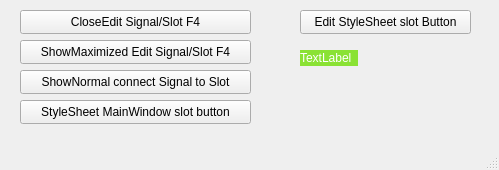
This is 02_SinaisESlots/mainwindow.ui in RRCampagnoli/Qt as Qt 5 draws it before an edit. The edited form follows.
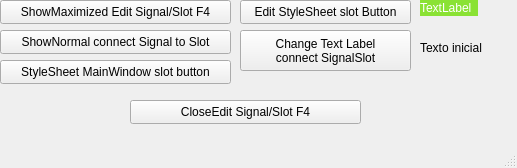
This is the edited form.

Commit message: Alterando texto com utilzação de botão e connect signal e slot

```diff
--- a/02_SinaisESlots/mainwindow.ui
+++ b/02_SinaisESlots/mainwindow.ui
@@ -6,8 +6,8 @@
    <rect>
     <x>0</x>
     <y>0</y>
-    <width>499</width>
-    <height>170</height>
+    <width>517</width>
+    <height>168</height>
    </rect>
   </property>
   <property name="windowTitle">
@@ -17,8 +17,8 @@
    <widget class="QPushButton" name="pushButton">
     <property name="geometry">
      <rect>
-      <x>20</x>
-      <y>10</y>
+      <x>130</x>
+      <y>100</y>
       <width>231</width>
       <height>24</height>
      </rect>
@@ -30,8 +30,8 @@
    <widget class="QPushButton" name="pushButton_2">
     <property name="geometry">
      <rect>
-      <x>300</x>
-      <y>10</y>
+      <x>240</x>
+      <y>0</y>
       <width>171</width>
       <height>24</height>
      </rect>
@@ -43,8 +43,8 @@
    <widget class="QLabel" name="label">
     <property name="geometry">
      <rect>
-      <x>300</x>
-      <y>50</y>
+      <x>420</x>
+      <y>0</y>
       <width>58</width>
       <height>16</height>
      </rect>
@@ -60,8 +60,8 @@
    <widget class="QPushButton" name="pushButton_3">
     <property name="geometry">
      <rect>
-      <x>20</x>
-      <y>70</y>
+      <x>0</x>
+      <y>30</y>
       <width>231</width>
       <height>24</height>
      </rect>
@@ -73,8 +73,8 @@
    <widget class="QPushButton" name="pushButton_4">
     <property name="geometry">
      <rect>
-      <x>20</x>
-      <y>100</y>
+      <x>0</x>
+      <y>60</y>
       <width>231</width>
       <height>24</height>
      </rect>
@@ -86,8 +86,8 @@
    <widget class="QPushButton" name="pushButton_5">
     <property name="geometry">
      <rect>
-      <x>20</x>
-      <y>40</y>
+      <x>0</x>
+      <y>0</y>
       <width>231</width>
       <height>24</height>
      </rect>
@@ -96,6 +96,33 @@
      <string>ShowMaximized Edit Signal/Slot F4</string>
     </property>
    </widget>
+   <widget class="QPushButton" name="bt_changeTextLabel">
+    <property name="geometry">
+     <rect>
+      <x>240</x>
+      <y>30</y>
+      <width>171</width>
+      <height>41</height>
+     </rect>
+    </property>
+    <property name="text">
+     <string>Change Text Label 
+connect SignalSlot</string>
+    </property>
+   </widget>
+   <widget class="QLabel" name="label_2">
+    <property name="geometry">
+     <rect>
+      <x>420</x>
+      <y>40</y>
+      <width>91</width>
+      <height>16</height>
+     </rect>
+    </property>
+    <property name="text">
+     <string>Texto inicial</string>
+    </property>
+   </widget>
   </widget>
   <widget class="QMenuBar" name="menubar">
    <property name="geometry">
```
Left out of the diff: 20 changed lines with no effect on the pictures. The commit also changes 2 other files.
